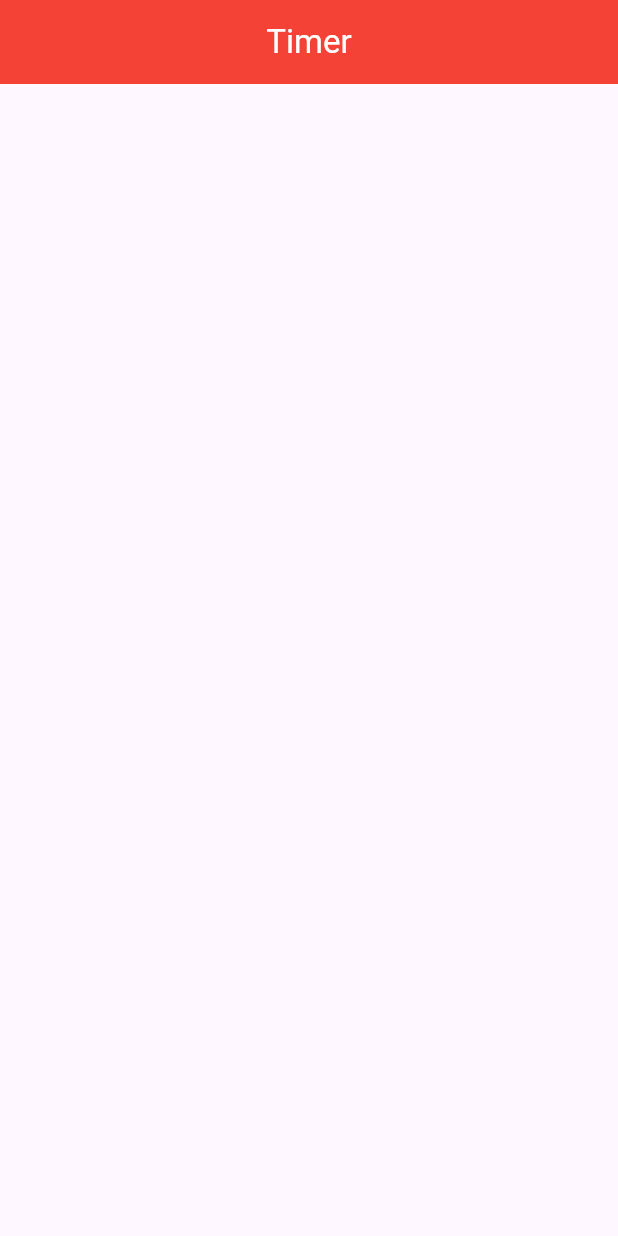
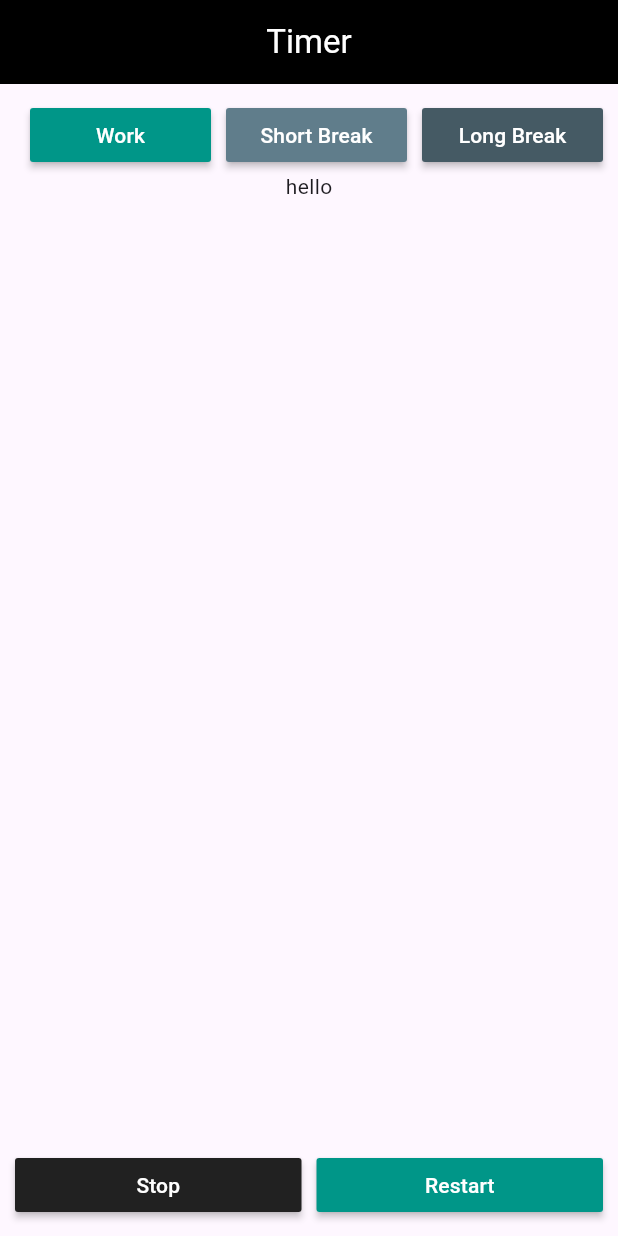
Before and after one commit to dkwhyd/timer_app, a Flutter app: the screen it shows after launch, on a phone screen of 412 x 824 dp. Run offline on Flutter 3.47's test engine with Material 3 defaults, Android fonts, the phone set to English and light mode, and no system bars.

Commit message:
change layout home

```diff
--- a/lib/widget/home.dart
+++ b/lib/widget/home.dart
@@ -1,4 +1,5 @@
 import 'package:flutter/material.dart';
+import 'package:timer/widget/timer_button.dart';
 
 class MyHomePage extends StatefulWidget {
   const MyHomePage({super.key, required this.title});
@@ -10,24 +11,99 @@ class MyHomePage extends StatefulWidget {
 }
 
 class _MyHomePageState extends State<MyHomePage> {
+  final double defaultPadding = 5.0;
+
   @override
   Widget build(BuildContext context) {
     return Scaffold(
         appBar: AppBar(
-        backgroundColor: Colors.red,
+          backgroundColor: Colors.black,
           title: Center(
             child: Text(
               widget.title,
-            style: TextStyle(color: Colors.white),
+              style: const TextStyle(color: Colors.white),
             ),
           ),
         ),
-      body: const Center(
-        child: Column(
-          mainAxisAlignment: MainAxisAlignment.center,
-          children: <Widget>[],
+        body: Column(
+          children: [
+            Padding(
+              padding: EdgeInsets.all(defaultPadding),
+            ),
+            Row(
+              children: [
+                Padding(
+                  padding: EdgeInsets.all(defaultPadding),
+                ),
+                Padding(
+                  padding: EdgeInsets.all(defaultPadding),
+                ),
+                Expanded(
+                    child: TimerButton(
+                        size: 15,
+                        color: const Color(0xff009688),
+                        text: "Work",
+                        onPressed: emptyMethod)),
+                Padding(
+                  padding: EdgeInsets.all(defaultPadding),
+                ),
+                Expanded(
+                    child: TimerButton(
+                        size: 15,
+                        color: const Color(0xff607D8B),
+                        text: "Short Break",
+                        onPressed: emptyMethod)),
+                Padding(
+                  padding: EdgeInsets.all(defaultPadding),
+                ),
+                Expanded(
+                    child: TimerButton(
+                        size: 15,
+                        color: const Color(0xff455A64),
+                        text: "Long Break",
+                        onPressed: emptyMethod)),
+                Padding(
+                  padding: EdgeInsets.all(defaultPadding),
+                ),
+              ],
+            ),
+            Expanded(
+              child: Text('hello'),
+            ),
+            Row(
+              children: [
+                Padding(
+                  padding: EdgeInsets.all(defaultPadding),
+                ),
+                Expanded(
+                  child: TimerButton(
+                    color: Color(0xff212121),
+                    text: 'Stop',
+                    onPressed: emptyMethod,
+                    size: 15,
                   ),
                 ),
-    );
+                Padding(
+                  padding: EdgeInsets.all(defaultPadding),
+                ),
+                Expanded(
+                    child: TimerButton(
+                  color: Color(0xff009688),
+                  text: 'Restart',
+                  onPressed: emptyMethod,
+                  size: 15,
+                )),
+                Padding(
+                  padding: EdgeInsets.all(defaultPadding),
+                ),
+              ],
+            ),
+            Padding(
+              padding: EdgeInsets.all(defaultPadding),
+            ),
+          ],
+        ));
   }
+
+  void emptyMethod() {}
 }
```
Lines whose indentation alone changed are shown as unchanged.
